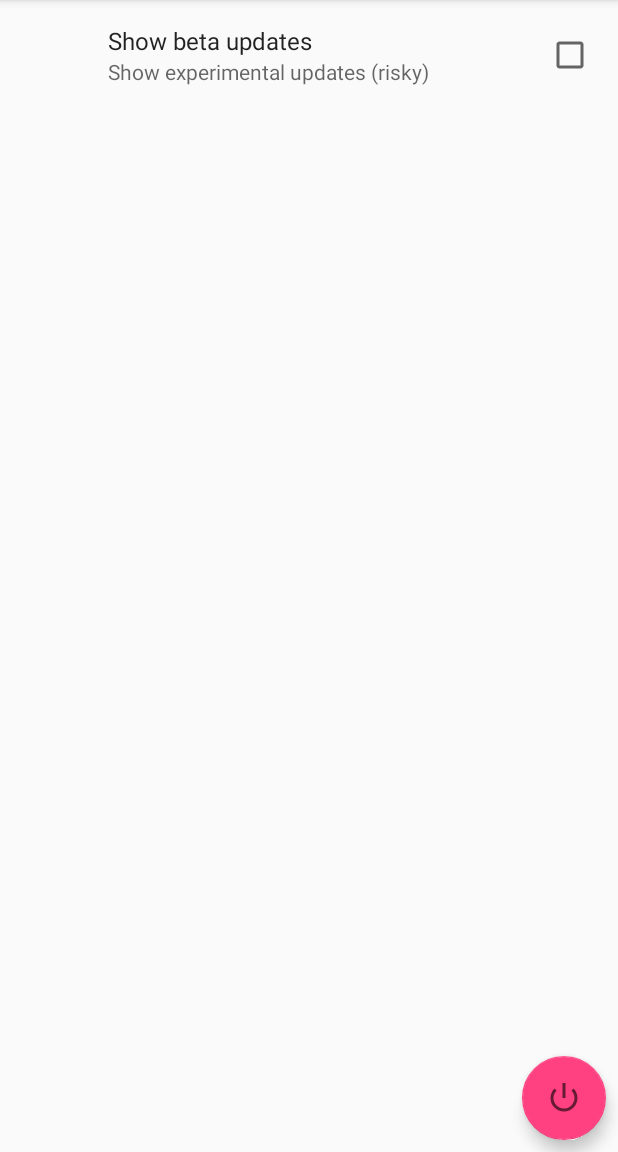
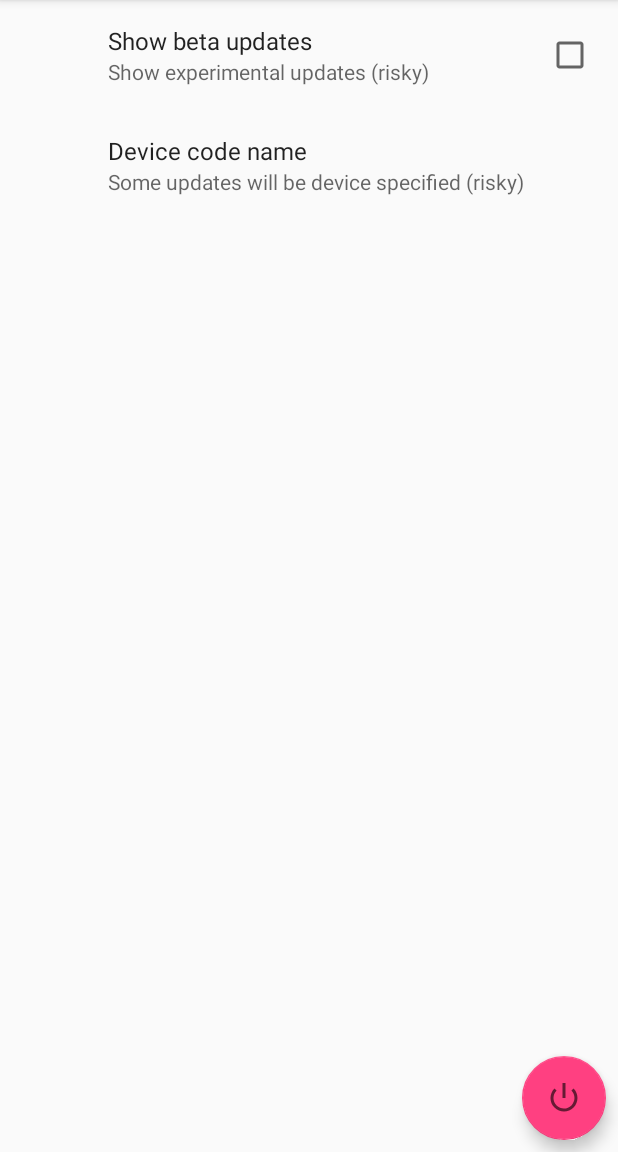
Before and after one commit to Arubadel/Arubadel, an Android app: the screen it shows after launch (MainActivity), in the side drawer, after a tap on "Settings", on a phone screen of 412 x 824 dp, the part 84-1236 px from its top. Run offline under Robolectric (Android 15) with nearby library versions, the phone set to English and light mode, and no system bars; our stand-ins replace androidx.preference; libraries missing offline, so code that uses them is left out: com.github.kevinsawicki.http, eu.chainfire.libsuperuser; 10 statements that could not run were skipped.

Commit message:
Device specific updates

```diff
--- a/app/src/main/java/com/delos/sumit/arubadel/app/Activity.java
+++ b/app/src/main/java/com/delos/sumit/arubadel/app/Activity.java
@@ -1,7 +1,14 @@
 package com.delos.sumit.arubadel.app;
 
+import android.content.SharedPreferences;
+import android.os.Build;
+import android.os.Bundle;
+import android.preference.PreferenceManager;
+import android.support.annotation.Nullable;
 import android.support.v7.app.AppCompatActivity;
+import android.widget.Toast;
 
+import com.delos.sumit.arubadel.R;
 import com.delos.sumit.arubadel.util.ShellUtils;
 
 /**
@@ -13,14 +20,44 @@ public class Activity extends AppCompatActivity
 {
     private ShellUtils mShellInstance;
 
+    public ShellUtils getShellSession()
+    {
+        return this.mShellInstance;
+    }
+
     protected void loadShell()
     {
         this.mShellInstance = new ShellUtils(this);
     }
 
-    public ShellUtils getShellSession()
+    protected void init()
     {
-        return this.mShellInstance;
+        SharedPreferences sp = PreferenceManager.getDefaultSharedPreferences(this);
+
+        // try to find device code name
+        if (!sp.contains("device_code_name"))
+        {
+            String deviceCode = null;
+
+            if (Build.MODEL.equals("GT-I8552") || Build.MODEL.equals("I8552") || Build.MODEL.equals("GT-I8550"))
+                deviceCode = "delos3geur";
+            else if (Build.MODEL.equals("GT-I8262"))
+                deviceCode = "arubaslim";
+
+            if (deviceCode == null)
+                Toast.makeText(this, R.string.device_code_error, Toast.LENGTH_LONG).show();
+            else
+                sp.edit().putString("device_code_name", deviceCode).commit();
+
+        }
+    }
+
+    @Override
+    protected void onCreate(@Nullable Bundle savedInstanceState)
+    {
+        super.onCreate(savedInstanceState);
+
+        init();
     }
 
     @Override
--- a/app/src/main/res/values/strings.xml
+++ b/app/src/main/res/values/strings.xml
@@ -47,4 +47,7 @@
     <string name="hidden_item_info">This item is hidden.</string>
     <string name="install">Install</string>
     <string name="choose_app_to_open">Open with?</string>
+    <string name="preferences_device_code_name_title">Device code name</string>
+    <string name="preferences_device_code_name_summary">Some updates will be device specified (risky)</string>
+    <string name="device_code_error">Your device code could not be gathered. Please manually edit in settings</string>
 </resources>
--- a/app/src/main/res/xml/preferences_main.xml
+++ b/app/src/main/res/xml/preferences_main.xml
@@ -7,4 +7,10 @@
         android:title="@string/preferences_show_beta_updates_title"
         android:summary="@string/preferences_show_beta_updates_summary"/>
 
+    <EditTextPreference
+        android:key="device_code_name"
+        android:title="@string/preferences_device_code_name_title"
+        android:summary="@string/preferences_device_code_name_summary"
+        />
+
 </PreferenceScreen>
```
Also changed, not shown: app/src/main/java/com/delos/sumit/arubadel/adapter/GithubReleasesAdapter.java (+17 -2 lines).
